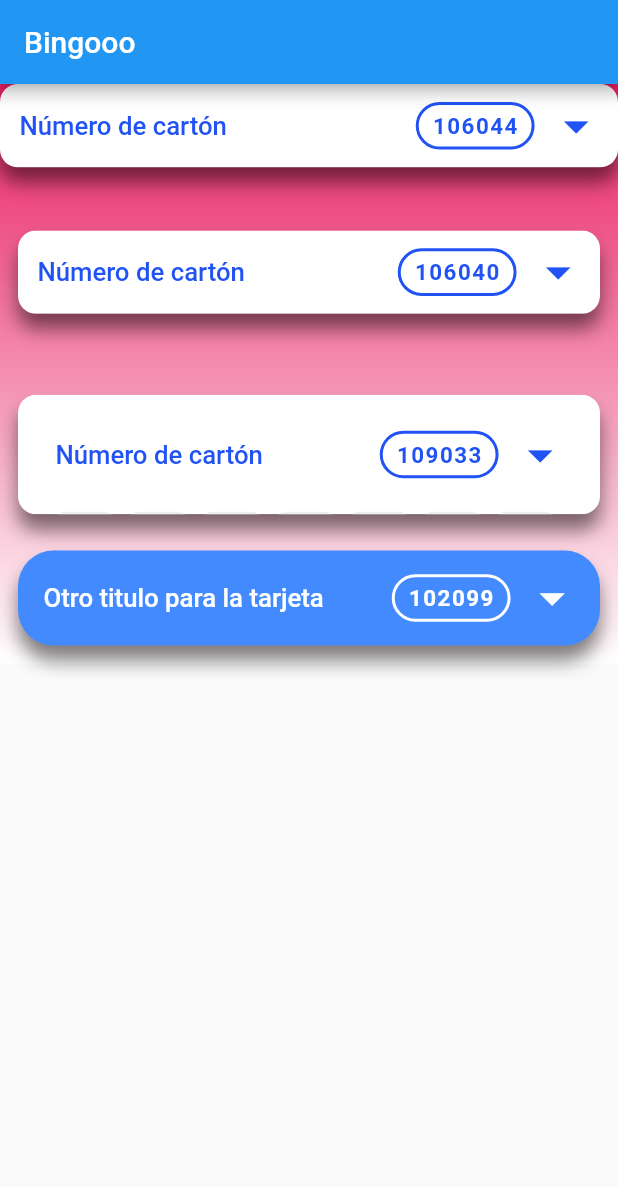
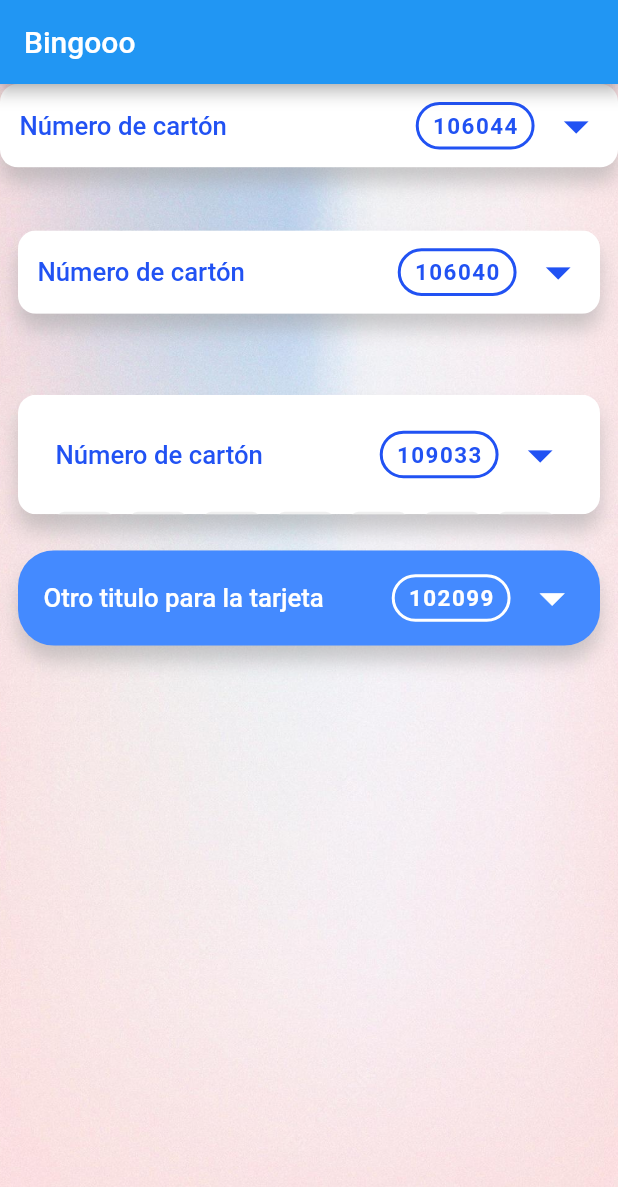
Before and after one commit to flourdes/folding_cardboard, a Flutter app: the screen it shows after launch, on a phone screen of 412 x 824 dp. Shown: the top 1187 px of the screen. Run offline on Flutter 3.47's test engine with Material 2 defaults, Android fonts, the light colour scheme and no system bars.

Commit message:
cambios de sombras

```diff
--- a/lib/folding_cardboard_component_custom.dart
+++ b/lib/folding_cardboard_component_custom.dart
@@ -79,13 +79,13 @@ class _FoldingCardboardComponentCustomState
       decoration: BoxDecoration(
           color: widget.cellColor, //Colors.grey.shade200
           borderRadius: BorderRadius.circular(widget.borderRadiusCircularCell),
-          boxShadow: [
+          /*boxShadow: [
             BoxShadow(
               color: widget.cellColor.withOpacity(0.9),
               blurRadius: 2,
               offset: const Offset(3.5, 3.5),
             ),
-          ]),
+          ]*/),
       alignment: Alignment.center,
       child: Text(
         addNumbers(index),
@@ -114,7 +114,7 @@ class _FoldingCardboardComponentCustomState
               BorderRadius.circular(widget.borderRadiusCircularCardBoard),
           boxShadow: [
             BoxShadow(
-              color: Colors.black.withOpacity(0.5),
+              color: Colors.grey.withOpacity(0.5),
               blurRadius: 10,
               offset: const Offset(0, 10),
             ),
--- a/lib/view.dart
+++ b/lib/view.dart
@@ -16,7 +16,7 @@ class _ViewState extends State<View> {
   Widget build(BuildContext context) {
     Random rnd = Random();
 
-    int _numberUnique(int limit, List<int> numbers) {
+    int numberUnique(int limit, List<int> numbers) {
     bool flag = false;
     int random = 0;
     if (numbers.isEmpty) {
@@ -29,41 +29,39 @@ class _ViewState extends State<View> {
     return random;
     }
 
-    List<int> _numbersList() {
+    List<int> numbersList() {
       List<int> numbers = [];
       for (int i = 0; i < 33; i++) {
-        numbers.add(_numberUnique(100,numbers));
+        numbers.add(numberUnique(100,numbers));
       }
       return numbers;
     }
 
-    BingoTicketModel lotteryTicket =
-        BingoTicketModel(number: 106044, numberList: _numbersList());
-    BingoTicketModel lotteryTicketB =
-        BingoTicketModel(number: 106040, numberList: _numbersList());
-    BingoTicketModel lotteryTicketC =
-        BingoTicketModel(number: 109033, numberList: _numbersList());
-    BingoTicketModel lotteryTicketD =
-        BingoTicketModel(number: 102099, numberList: _numbersList());
-    return Scaffold(
-      appBar: AppBar(
-        title: const Text("Bingooo"),
-      ),
-      body: Container(
+    BingoTicketModel bingoTicket =
+        BingoTicketModel(number: 106044, numberList: numbersList());
+    BingoTicketModel bingoTicketB =
+        BingoTicketModel(number: 106040, numberList: numbersList());
+    BingoTicketModel bingoTicketC =
+        BingoTicketModel(number: 109033, numberList: numbersList());
+    BingoTicketModel bingoTicketD =
+        BingoTicketModel(number: 102099, numberList: numbersList());
+    return Container(
       decoration: const BoxDecoration(
-          color: Colors.grey, //Colors.white38
-          gradient: LinearGradient(
-            colors: [Colors.pink,Colors.white],
-            begin: FractionalOffset.topCenter,
-            end: FractionalOffset.bottomCenter,
+        image: DecorationImage(
+          image: AssetImage('assets/background4.jpg'),
+          fit: BoxFit.cover
         )
       ),
-        child: SingleChildScrollView(
+      child: Scaffold(
+        backgroundColor: Colors.transparent,
+        appBar: AppBar(
+            title: const Text("Bingooo"),),
+        body: SingleChildScrollView(
               child: Column(
                 crossAxisAlignment: CrossAxisAlignment.center,
                 children: [
                   FoldingCardboardComponentCustom(
-                  bingoTicketModel: lotteryTicket,
+                      bingoTicketModel: bingoTicket,
                   ),
                   const SizedBox(
                     height: 30,
@@ -71,7 +69,7 @@ class _ViewState extends State<View> {
                   Padding(
                     padding: const EdgeInsets.all(12.0),
                     child: FoldingCardboardComponentCustom(
-                    bingoTicketModel: lotteryTicketB,)
+                        bingoTicketModel: bingoTicketB,)
                   ),
                   const SizedBox(
                     height: 30,
@@ -79,13 +77,13 @@ class _ViewState extends State<View> {
                   Padding(
                     padding: const EdgeInsets.all(12.0),
                     child: FoldingCardboardComponentCustom(
-                    bingoTicketModel: lotteryTicketC,
+                        bingoTicketModel: bingoTicketC,
                         padding: const EdgeInsets.all(20),),
                   ),
                   Padding(
                     padding: const EdgeInsets.all(12.0),
                     child: FoldingCardboardComponentCustom(
-                    bingoTicketModel: lotteryTicketD,
+                        bingoTicketModel: bingoTicketD,
                         backgroundColor: Colors.blueAccent,
                         borderRadiusCircularCardBoard: 24,
                         borderRadiusCircularCell: 12,
--- a/pubspec.yaml
+++ b/pubspec.yaml
@@ -58,6 +58,8 @@ flutter:
   # included with your application, so that you can use the icons in
   # the material Icons class.
   uses-material-design: true
+  assets:
+    - assets/
 
   # To add assets to your application, add an assets section, like this:
   # assets:
```
Also changed, not shown: assets/background4.jpg (added), pubspec.lock. Lines whose indentation alone changed are shown as unchanged.
